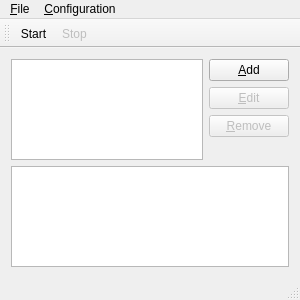
Qt form source/mainwindow.ui (martin-kudlicka/compact-ntfs) before a commit.
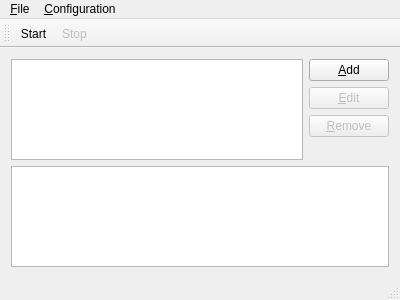
The same form after that commit.

Commit message: * width increased to 400

What changed in the file:
```diff
--- a/source/mainwindow.ui
+++ b/source/mainwindow.ui
@@ -6,7 +6,7 @@
    <rect>
     <x>0</x>
     <y>0</y>
-    <width>300</width>
+    <width>400</width>
     <height>300</height>
    </rect>
   </property>
@@ -90,7 +90,7 @@
     <rect>
      <x>0</x>
      <y>0</y>
-     <width>300</width>
+     <width>400</width>
      <height>21</height>
     </rect>
    </property>
```
